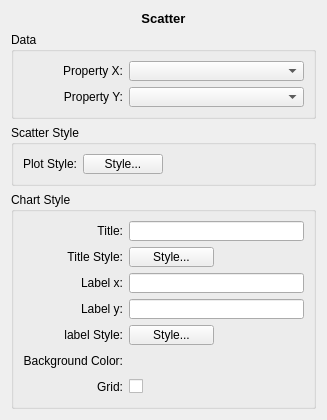
Before: the Qt Designer form src/terralib/qt/widgets/charts/ui/ScatterFrameWidgetForm.ui in claudiobogossian/terralib5, drawn with Qt 5.
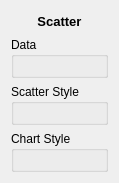
After: the same form once the commit is applied.

Commit message: Corretcting the frames. They no longer contain their widgets, they will be populated during runtime only.

```diff
--- a/src/terralib/qt/widgets/charts/ui/ScatterFrameWidgetForm.ui
+++ b/src/terralib/qt/widgets/charts/ui/ScatterFrameWidgetForm.ui
@@ -6,8 +6,8 @@
    <rect>
     <x>0</x>
     <y>0</y>
-    <width>315</width>
-    <height>412</height>
+    <width>101</width>
+    <height>183</height>
    </rect>
   </property>
   <property name="windowTitle">
@@ -40,72 +40,14 @@
        </property>
        <layout class="QGridLayout" name="gridLayout_2">
         <item row="0" column="0">
-         <layout class="QGridLayout" name="gridLayout">
-          <item row="0" column="0">
-           <widget class="QLabel" name="propertyXLabel">
-            <property name="maximumSize">
-             <size>
-              <width>100</width>
-              <height>16777215</height>
-             </size>
-            </property>
-            <property name="text">
-             <string>Property X:</string>
-            </property>
-            <property name="alignment">
-             <set>Qt::AlignRight|Qt::AlignTrailing|Qt::AlignVCenter</set>
-            </property>
-           </widget>
-          </item>
-          <item row="0" column="1">
-           <widget class="QComboBox" name="m_propertyXComboBox">
-            <property name="sizePolicy">
-             <sizepolicy hsizetype="Preferred" vsizetype="Fixed">
-              <horstretch>0</horstretch>
-              <verstretch>0</verstretch>
-             </sizepolicy>
-            </property>
-            <property name="minimumSize">
-             <size>
-              <width>75</width>
-              <height>20</height>
-             </size>
-            </property>
-           </widget>
-          </item>
-          <item row="1" column="0">
-           <widget class="QLabel" name="propertyYLabel">
-            <property name="maximumSize">
-             <size>
-              <width>100</width>
-              <height>16777215</height>
-             </size>
-            </property>
-            <property name="text">
-             <string>Property Y:</string>
-            </property>
-            <property name="alignment">
-             <set>Qt::AlignRight|Qt::AlignTrailing|Qt::AlignVCenter</set>
-            </property>
-           </widget>
-          </item>
-          <item row="1" column="1">
-           <widget class="QComboBox" name="m_propertyYComboBox">
-            <property name="sizePolicy">
-             <sizepolicy hsizetype="Preferred" vsizetype="Fixed">
-              <horstretch>0</horstretch>
-              <verstretch>0</verstretch>
-             </sizepolicy>
-            </property>
-            <property name="minimumSize">
-             <size>
-              <width>75</width>
-              <height>20</height>
-             </size>
-            </property>
-           </widget>
-          </item>
-         </layout>
+         <widget class="QFrame" name="m_scatterDataFrame">
+          <property name="frameShape">
+           <enum>QFrame::StyledPanel</enum>
+          </property>
+          <property name="frameShadow">
+           <enum>QFrame::Raised</enum>
+          </property>
+         </widget>
         </item>
        </layout>
       </widget>
@@ -117,50 +59,14 @@
        </property>
        <layout class="QGridLayout" name="gridLayout_3">
         <item row="0" column="0">
-         <layout class="QHBoxLayout" name="horizontalLayout">
-          <item>
-           <widget class="QLabel" name="plotStyleLabel">
-            <property name="maximumSize">
-             <size>
-              <width>100</width>
-              <height>16777215</height>
-             </size>
-            </property>
-            <property name="text">
-             <string>Plot Style:</string>
-            </property>
-            <property name="alignment">
-             <set>Qt::AlignRight|Qt::AlignTrailing|Qt::AlignVCenter</set>
-            </property>
-           </widget>
-          </item>
-          <item>
-           <widget class="QPushButton" name="m_plotStylePushButton">
-            <property name="minimumSize">
-             <size>
-              <width>75</width>
-              <height>20</height>
-             </size>
-            </property>
-            <property name="text">
-             <string>Style...</string>
-            </property>
-           </widget>
-          </item>
-          <item>
-           <spacer name="horizontalSpacer_8">
-            <property name="orientation">
-             <enum>Qt::Horizontal</enum>
-            </property>
-            <property name="sizeHint" stdset="0">
-             <size>
-              <width>40</width>
-              <height>20</height>
-             </size>
-            </property>
-           </spacer>
-          </item>
-         </layout>
+         <widget class="QFrame" name="m_scatterStyleFrame">
+          <property name="frameShape">
+           <enum>QFrame::StyledPanel</enum>
+          </property>
+          <property name="frameShadow">
+           <enum>QFrame::Raised</enum>
+          </property>
+         </widget>
         </item>
        </layout>
       </widget>
@@ -172,217 +78,14 @@
        </property>
        <layout class="QGridLayout" name="gridLayout_6">
         <item row="0" column="0">
-         <layout class="QHBoxLayout" name="horizontalLayout_2">
-          <item>
-           <layout class="QGridLayout" name="gridLayout_4">
-            <item row="0" column="0">
-             <widget class="QLabel" name="chartTitleLabel">
-              <property name="text">
-               <string>Title:</string>
-              </property>
-              <property name="alignment">
-               <set>Qt::AlignRight|Qt::AlignTrailing|Qt::AlignVCenter</set>
-              </property>
-             </widget>
-            </item>
-            <item row="1" column="0">
-             <widget class="QLabel" name="titleStyleLabel">
-              <property name="text">
-               <string>Title Style:</string>
-              </property>
-              <property name="alignment">
-               <set>Qt::AlignRight|Qt::AlignTrailing|Qt::AlignVCenter</set>
-              </property>
-             </widget>
-            </item>
-            <item row="2" column="0">
-             <widget class="QLabel" name="labelXLabel">
-              <property name="text">
-               <string>Label x:</string>
-              </property>
-              <property name="alignment">
-               <set>Qt::AlignRight|Qt::AlignTrailing|Qt::AlignVCenter</set>
-              </property>
-             </widget>
-            </item>
-            <item row="3" column="0">
-             <widget class="QLabel" name="labelYLabel">
-              <property name="text">
-               <string>Label y:</string>
-              </property>
-              <property name="alignment">
-               <set>Qt::AlignRight|Qt::AlignTrailing|Qt::AlignVCenter</set>
-              </property>
-             </widget>
-            </item>
-            <item row="4" column="0">
-             <widget class="QLabel" name="titleStyleLabel_2">
-              <property name="text">
-               <string>label Style:</string>
-              </property>
-              <property name="alignment">
-               <set>Qt::AlignRight|Qt::AlignTrailing|Qt::AlignVCenter</set>
-              </property>
-             </widget>
-            </item>
-            <item row="5" column="0">
-             <widget class="QLabel" name="backgroundLabel">
-              <property name="text">
-               <string>Background Color:</string>
-              </property>
-              <property name="alignment">
-               <set>Qt::AlignRight|Qt::AlignTrailing|Qt::AlignVCenter</set>
-              </property>
-             </widget>
-            </item>
-            <item row="6" column="0">
-             <widget class="QLabel" name="gridLabel">
-              <property name="text">
-               <string>Grid:</string>
-              </property>
-              <property name="alignment">
-               <set>Qt::AlignRight|Qt::AlignTrailing|Qt::AlignVCenter</set>
-              </property>
-             </widget>
-            </item>
-           </layout>
-          </item>
-          <item>
-           <layout class="QGridLayout" name="gridLayout_5">
-            <item row="0" column="0" colspan="2">
-             <widget class="QLineEdit" name="m_chartTitleLineEdit">
-              <property name="minimumSize">
-               <size>
-                <width>175</width>
-                <height>20</height>
-               </size>
-              </property>
-              <property name="text">
-               <string/>
-              </property>
-             </widget>
-            </item>
-            <item row="1" column="0">
-             <widget class="QPushButton" name="m_titleStylePushButton">
-              <property name="minimumSize">
-               <size>
-                <width>75</width>
-                <height>20</height>
-               </size>
-              </property>
-              <property name="text">
-               <string>Style...</string>
-              </property>
-             </widget>
-            </item>
-            <item row="1" column="1">
-             <spacer name="horizontalSpacer_14">
-              <property name="orientation">
-               <enum>Qt::Horizontal</enum>
-              </property>
-              <property name="sizeHint" stdset="0">
-               <size>
-                <width>40</width>
-                <height>20</height>
-               </size>
-              </property>
-             </spacer>
-            </item>
-            <item row="2" column="0" colspan="2">
-             <widget class="QLineEdit" name="m_labelXlLineEdit">
-              <property name="minimumSize">
-               <size>
-                <width>175</width>
-                <height>20</height>
-               </size>
-              </property>
-             </widget>
-            </item>
-            <item row="3" column="0" colspan="2">
-             <widget class="QLineEdit" name="m_labelYlLineEdit">
-              <property name="minimumSize">
-               <size>
-                <width>175</width>
-                <height>20</height>
-               </size>
-              </property>
-              <property name="text">
-               <string/>
-              </property>
-             </widget>
-            </item>
-            <item row="4" column="0">
-             <widget class="QPushButton" name="m_labelStylePushButton">
-              <property name="minimumSize">
-               <size>
-                <width>75</width>
-                <height>20</height>
-               </size>
-              </property>
-              <property name="text">
-               <string>Style...</string>
-              </property>
-             </widget>
-            </item>
-            <item row="4" column="1">
-             <spacer name="horizontalSpacer_18">
-              <property name="orientation">
-               <enum>Qt::Horizontal</enum>
-              </property>
-              <property name="sizeHint" stdset="0">
-               <size>
-                <width>40</width>
-                <height>20</height>
-               </size>
-              </property>
-             </spacer>
-            </item>
-            <item row="5" column="0">
-             <widget class="QFrame" name="m_colorPickerFrame">
-              <property name="sizePolicy">
-               <sizepolicy hsizetype="Expanding" vsizetype="Preferred">
-                <horstretch>0</horstretch>
-                <verstretch>0</verstretch>
-               </sizepolicy>
-              </property>
-             </widget>
-            </item>
-            <item row="5" column="1">
-             <spacer name="horizontalSpacer_19">
-              <property name="orientation">
-               <enum>Qt::Horizontal</enum>
-              </property>
-              <property name="sizeHint" stdset="0">
-               <size>
-                <width>40</width>
-                <height>20</height>
-               </size>
-              </property>
-             </spacer>
-            </item>
-            <item row="6" column="0">
-             <widget class="QCheckBox" name="m_gridCheckBox">
-              <property name="text">
-               <string/>
-              </property>
-             </widget>
-            </item>
-            <item row="6" column="1">
-             <spacer name="horizontalSpacer_2">
-              <property name="orientation">
-               <enum>Qt::Horizontal</enum>
-              </property>
-              <property name="sizeHint" stdset="0">
-               <size>
-                <width>40</width>
-                <height>20</height>
-               </size>
-              </property>
-             </spacer>
-            </item>
-           </layout>
-          </item>
-         </layout>
+         <widget class="QFrame" name="m_scatterChartFrame">
+          <property name="frameShape">
+           <enum>QFrame::StyledPanel</enum>
+          </property>
+          <property name="frameShadow">
+           <enum>QFrame::Raised</enum>
+          </property>
+         </widget>
         </item>
        </layout>
       </widget>
```
The commit also changes 1 other file.
